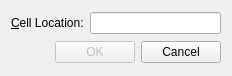
The window that C++/Examples/C++ GUI Programming With Qt 4/02-03_Rapid_Dialog_Design_3/gotocelldialog.ui (apkretov/rpw) describes before a commit, drawn with Qt 5.
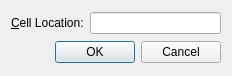
The same window after the commit.

```diff
--- a/C++/Examples/C++ GUI Programming With Qt 4/02-03_Rapid_Dialog_Design_3/gotocelldialog.ui
+++ b/C++/Examples/C++ GUI Programming With Qt 4/02-03_Rapid_Dialog_Design_3/gotocelldialog.ui
@@ -32,41 +32,11 @@
     </layout>
    </item>
    <item>
-    <layout class="QHBoxLayout" name="horizontalLayout_2">
-     <item>
-      <spacer name="horizontalSpacer">
-       <property name="orientation">
-        <enum>Qt::Orientation::Horizontal</enum>
-       </property>
-       <property name="sizeHint" stdset="0">
-        <size>
-         <width>40</width>
-         <height>20</height>
-        </size>
-       </property>
-      </spacer>
-     </item>
-     <item>
-      <widget class="QPushButton" name="okButton">
-       <property name="enabled">
-        <bool>false</bool>
-       </property>
-       <property name="text">
-        <string>OK</string>
-       </property>
-       <property name="default">
-        <bool>true</bool>
-       </property>
-      </widget>
-     </item>
-     <item>
-      <widget class="QPushButton" name="cancelButton">
-       <property name="text">
-        <string>Cancel</string>
-       </property>
-      </widget>
-     </item>
-    </layout>
+    <widget class="QDialogButtonBox" name="buttonBox">
+     <property name="standardButtons">
+      <set>QDialogButtonBox::StandardButton::Cancel|QDialogButtonBox::StandardButton::Ok</set>
+     </property>
+    </widget>
    </item>
   </layout>
  </widget>
```
